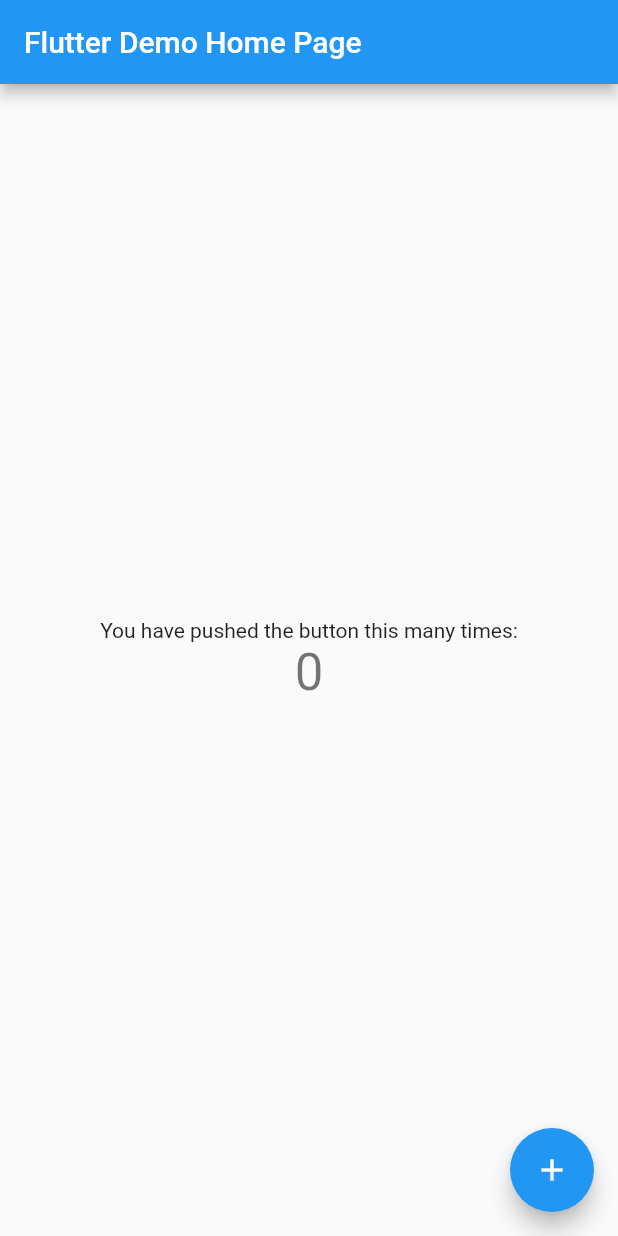
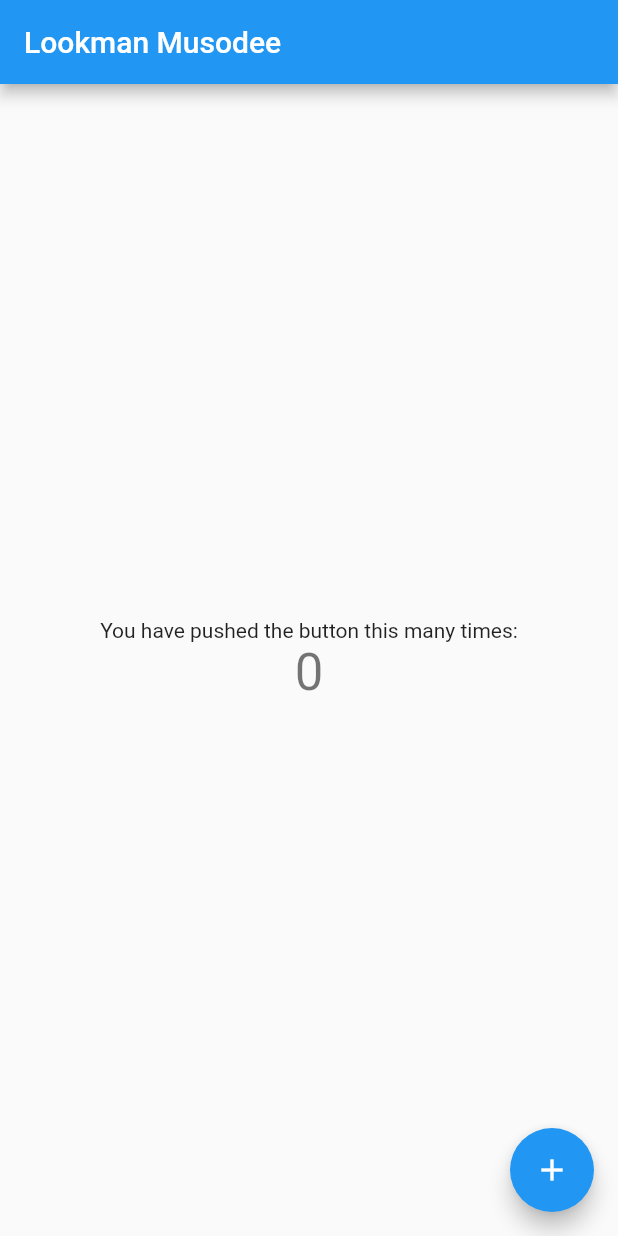
Before and after one commit to lookman602/flutterdemo, a Flutter app: the screen it shows after launch, on a phone screen of 412 x 824 dp. Run offline on Flutter 3.47's test engine with Material 2 defaults, Android fonts, the phone set to English and light mode, and no system bars.

Commit message:
Change title

```diff
--- a/lib/main.dart
+++ b/lib/main.dart
@@ -26,7 +26,7 @@ class MyApp extends StatelessWidget {
         // closer together (more dense) than on mobile platforms.
         visualDensity: VisualDensity.adaptivePlatformDensity,
       ),
-      home: MyHomePage(title: 'Flutter Demo Home Page'),
+      home: MyHomePage(title: 'Lookman Musodee'),
     );
   }
 }
```
